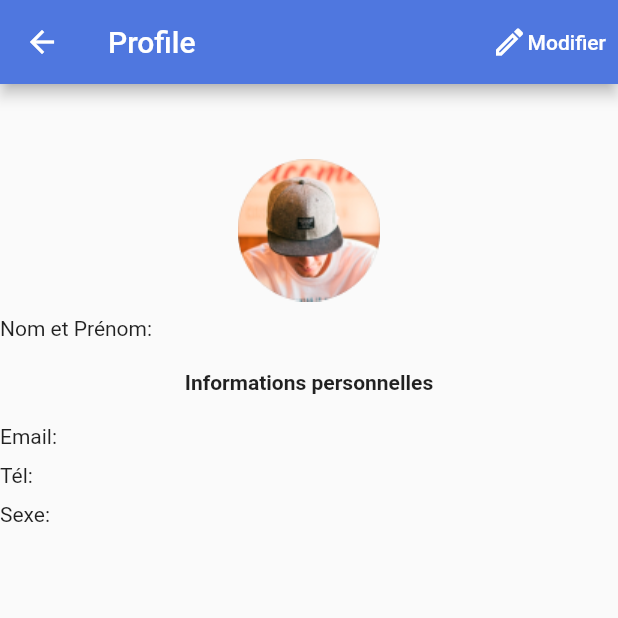
After one commit to Olacgk/Complain, a Flutter app: the Profile screen opened directly, on a phone screen of 412 x 824 dp, the top half of it. The commit adds this screen. Run offline on Flutter 3.47's test engine with Material 2 defaults, Android fonts, the light colour scheme and no system bars.

Commit message:
Profile page

```diff
--- a/lib/screens/home.dart
+++ b/lib/screens/home.dart
@@ -1,4 +1,5 @@
 import 'package:complain_app/screens/add-complaint.dart';
+import 'package:complain_app/screens/profile.dart';
 import 'package:flutter/material.dart';
 
 class Home extends StatefulWidget{
@@ -46,9 +47,12 @@ class HomeState extends State<Home>{
               leading: Icon(Icons.home_outlined, color: Color.fromRGBO(79, 119, 223, 1.0),),
               title: Text('Home'),
             ),
-            const ListTile(
-              leading: Icon(Icons.person_outline, color: Color.fromRGBO(79, 119, 223, 1.0),),
-              title: Text('Profile'),
+            ListTile(
+              leading: const Icon(Icons.person_outline, color: Color.fromRGBO(79, 119, 223, 1.0),),
+              title: const Text('Profile'),
+              onTap: (){
+                Navigator.push(context, MaterialPageRoute(builder: (context) => const Profile()));
+              },
             ),
             const ListTile(
               leading: Icon(Icons.settings, color: Color.fromRGBO(79, 119, 223, 1.0),),
@@ -63,10 +67,10 @@ class HomeState extends State<Home>{
       ),
       floatingActionButton: FloatingActionButton(
         onPressed: (){
-          Navigator.push(context, MaterialPageRoute(builder: (context)=> NewComplain()));
+          Navigator.push(context, MaterialPageRoute(builder: (context)=> const NewComplain()));
         },
-        child: Icon(Icons.add),
-        backgroundColor: Color.fromRGBO(79, 119, 223, 1.0),
+        child: const Icon(Icons.add),
+        backgroundColor: const Color.fromRGBO(79, 119, 223, 1.0),
       ),
     );
   }
--- /dev/null
+++ b/lib/screens/profile.dart
@@ -0,0 +1,76 @@
+import 'package:flutter/material.dart';
+
+class Profile extends StatefulWidget{
+  const Profile({Key? key}) : super(key: key);
+
+  @override
+  State<StatefulWidget> createState() => ProfileState();
+}
+
+class ProfileState extends State<Profile>{
+  @override
+  Widget build(BuildContext context) {
+    return Scaffold(
+      appBar: AppBar(
+        title: const Text('Profile'),
+        backgroundColor: const Color.fromRGBO(79, 119, 223, 1.0),
+        actions: [
+          TextButton(onPressed: null, child: Row(
+            children: const [
+              Icon(Icons.edit_outlined, color: Colors.white,),
+              Text('Modifier', style: TextStyle(color: Colors.white),)
+            ],
+          ))
+        ],
+      ),
+      body: SingleChildScrollView(
+        //scrollDirection: Axis.vertical,
+        child: Center(
+          child: Column(
+            crossAxisAlignment: CrossAxisAlignment.center,
+            children: [
+              const SizedBox(height: 50,),
+              Image.asset('assets/images/profil.png'),
+              const SizedBox(height: 10,),
+              Row(
+                children: const [
+                  Text('Nom et Prénom: '),
+                  SizedBox(width: 15,),
+                  Text(' ')
+                ],
+              ),
+              const SizedBox(height: 20,),
+              const Text('Informations personnelles', style: TextStyle(fontWeight: FontWeight.bold),),
+              const  SizedBox(height: 20,),
+              Row(
+                children: const [
+                  Text('Email: '),
+                  SizedBox(width: 15,),
+                  Text(' ')
+                ],
+              ),
+              const  SizedBox(height: 10,),
+              Row(
+                children: const [
+                  Text('Tél: '),
+                  SizedBox(width: 15,),
+                  Text(' ')
+                ],
+              ),
+              const  SizedBox(height: 10,),
+              Row(
+                children: const [
+                  Text('Sexe: '),
+                  SizedBox(width: 15,),
+                  Text(' ')
+                ],
+              ),
+            ],
+          ),
+        ),
+      ),
+    );
+  }
+
+
+}
```
